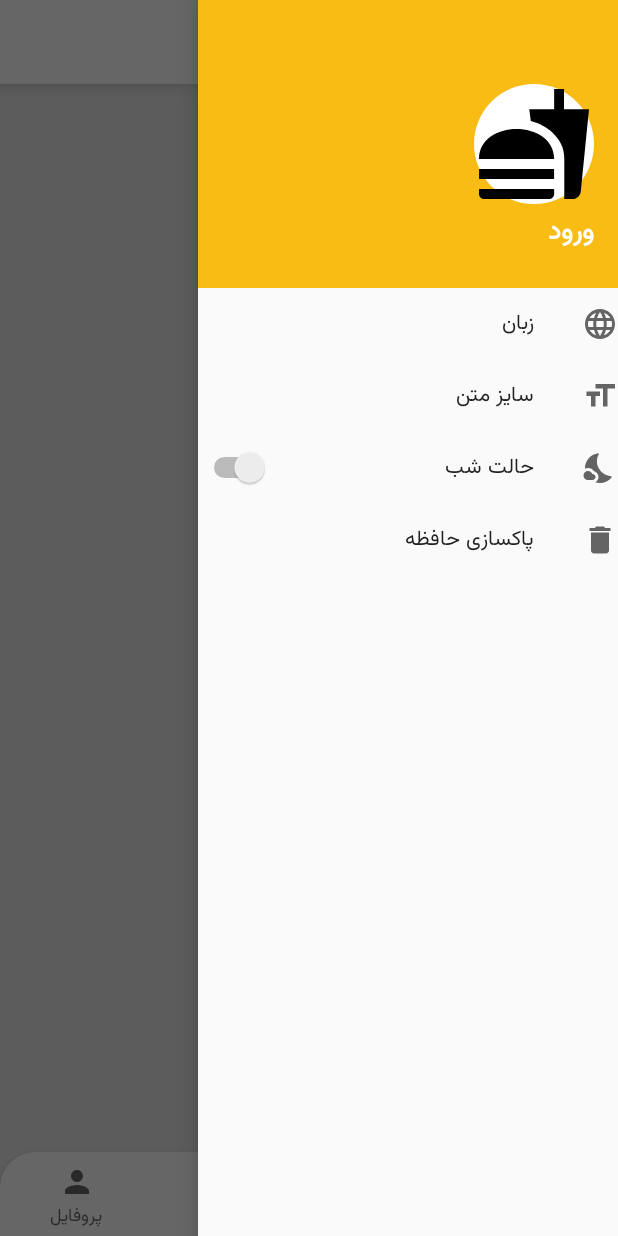
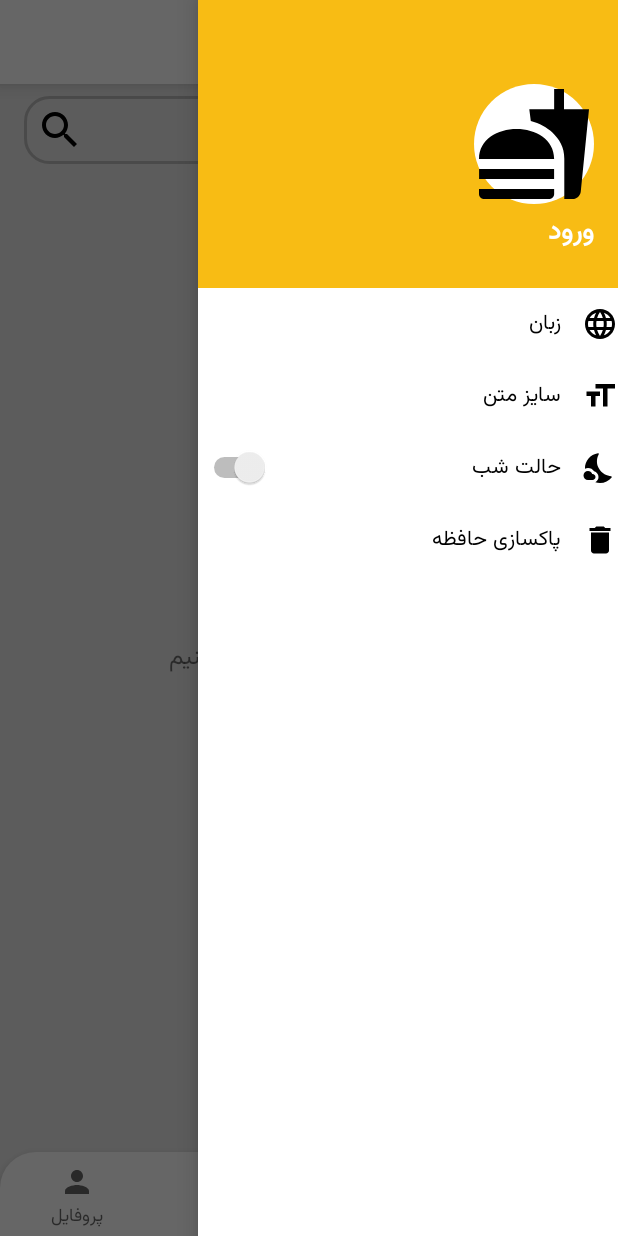
Before and after one commit to amir14a/balonet_challenge_app, an Android app: the SearchFragment screen opened through its navigation route, with the side drawer open, on a phone screen of 412 x 824 dp. Run offline under Robolectric (Android 15) with nearby library versions, the phone set to English and light mode, and no system bars; our stand-ins replace Dagger/Hilt's generated code, Room's generated code, data binding, navigation-ui; libraries missing offline, so code that uses them is left out: androidx.databinding.library, com.dede.blurhash_android; 6 statements that could not run were skipped.

Commit message:
Add Search fragment with complete functionality

```diff
--- a/app/src/main/java/com/aaj/balonetchallengeapplication/database/AppDatabaseDao.kt
+++ b/app/src/main/java/com/aaj/balonetchallengeapplication/database/AppDatabaseDao.kt
@@ -12,6 +12,9 @@ interface AppDatabaseDao {
     @Query("SELECT * FROM Categories")
     suspend fun getAllCategories(): List<CategoryModel>
 
+    @Query("SELECT * FROM Categories WHERE id=:categoryId")
+    suspend fun getCategoryById(categoryId: Int): CategoryModel
+
     @Query("SELECT * FROM Recipes WHERE categoryId=:categoryId")
     suspend fun getRecipesForCategory(categoryId: Int): List<RecipeModel>
 
@@ -20,4 +23,7 @@ interface AppDatabaseDao {
 
     @Query("SELECT * FROM Ingredients WHERE id=:ingredientId")
     suspend fun getIngredient(ingredientId: Int): IngredientModel
+
+    @Query("SELECT * FROM Recipes WHERE name LIKE '%' || :text || '%'")
+    suspend fun searchForRecipes(text: String): List<RecipeModel>
 }
--- a/app/src/main/java/com/aaj/balonetchallengeapplication/view/fragment/SearchFragment.kt
+++ b/app/src/main/java/com/aaj/balonetchallengeapplication/view/fragment/SearchFragment.kt
@@ -1,9 +1,12 @@
 package com.aaj.balonetchallengeapplication.view.fragment
 
+import android.content.Intent
 import android.os.Bundle
 import android.view.View
 import com.aaj.balonetchallengeapplication.R
 import com.aaj.balonetchallengeapplication.databinding.FragmentSearchBinding
+import com.aaj.balonetchallengeapplication.view.activity.RecipeActivity
+import com.aaj.balonetchallengeapplication.view.adapter.RecipesAdapter
 import com.aaj.balonetchallengeapplication.viewmodel.SearchFragmentViewModel
 import dagger.hilt.android.AndroidEntryPoint
 
@@ -18,5 +21,25 @@ class SearchFragment : BaseFragment<FragmentSearchBinding, SearchFragmentViewMod
 
     override fun onViewCreated(view: View, savedInstanceState: Bundle?) {
         super.onViewCreated(view, savedInstanceState)
+        viewModel.searchText.observe(viewLifecycleOwner) {
+            if (!it.isNullOrEmpty()) {
+                viewModel.fetchRecipes()
+            } else {
+                binding.recipesRecyclerView.adapter = null
+            }
+        }
+        viewModel.recipes.observe(viewLifecycleOwner) {
+            if (!viewModel.searchText.value.isNullOrEmpty()) {
+                val adapter = RecipesAdapter(it) { recipe ->
+                    startActivity(
+                        Intent(context, RecipeActivity::class.java).putExtra(
+                            "Recipe", recipe
+                        )
+                    )
+                }
+                binding.recipesRecyclerView.adapter = adapter
+            }
+        }
+
     }
 }
--- a/app/src/main/java/com/aaj/balonetchallengeapplication/viewmodel/SearchFragmentViewModel.kt
+++ b/app/src/main/java/com/aaj/balonetchallengeapplication/viewmodel/SearchFragmentViewModel.kt
@@ -2,10 +2,34 @@ package com.aaj.balonetchallengeapplication.viewmodel
 
 import android.app.Application
 import androidx.lifecycle.AndroidViewModel
+import androidx.lifecycle.MutableLiveData
+import androidx.lifecycle.viewModelScope
+import com.aaj.balonetchallengeapplication.database.AppDatabaseDao
+import com.aaj.balonetchallengeapplication.model.RecipeModel
 import dagger.hilt.android.lifecycle.HiltViewModel
+import kotlinx.coroutines.Dispatchers
+import kotlinx.coroutines.launch
+import kotlinx.coroutines.withContext
 import javax.inject.Inject
 
 @HiltViewModel
 class SearchFragmentViewModel @Inject constructor(application: Application) :
     AndroidViewModel(application) {
+    @Inject
+    lateinit var database: AppDatabaseDao
+    val searchText: MutableLiveData<String> by lazy { MutableLiveData() }
+    val isLoading: MutableLiveData<Boolean> by lazy { MutableLiveData(false) }
+    val recipes by lazy { MutableLiveData<List<RecipeModel>>() }
+
+    fun fetchRecipes() {
+        isLoading.value = true
+        viewModelScope.launch(Dispatchers.IO) {
+            val data = database.searchForRecipes(searchText.value ?: "")
+            for (item in data) item.category = database.getCategoryById(item.categoryId)
+            withContext(Dispatchers.Main) {
+                recipes.value = data
+                isLoading.value = false
+            }
+        }
+    }
 }
--- /dev/null
+++ b/app/src/main/res/drawable/search_input_bg.xml
@@ -0,0 +1,6 @@
+<?xml version="1.0" encoding="utf-8"?>
+<selector xmlns:android="http://schemas.android.com/apk/res/android">
+    <item android:drawable="@drawable/search_input_bg_focused" android:state_focused="true" />
+    <item android:drawable="@drawable/search_input_bg_focused" android:state_hovered="true" />
+    <item android:drawable="@drawable/search_input_bg_unfocused" />
+</selector>
--- /dev/null
+++ b/app/src/main/res/drawable/search_input_bg_focused.xml
@@ -0,0 +1,7 @@
+<?xml version="1.0" encoding="utf-8"?>
+<shape xmlns:android="http://schemas.android.com/apk/res/android">
+    <stroke
+        android:width="2dp"
+        android:color="@color/appPrimaryColorForText" />
+    <corners android:radius="16dp" />
+</shape>
--- /dev/null
+++ b/app/src/main/res/drawable/search_input_bg_unfocused.xml
@@ -0,0 +1,7 @@
+<?xml version="1.0" encoding="utf-8"?>
+<shape xmlns:android="http://schemas.android.com/apk/res/android">
+    <stroke
+        android:width="2dp"
+        android:color="@color/textSecondaryLight" />
+    <corners android:radius="16dp" />
+</shape>
--- a/app/src/main/res/layout/fragment_search.xml
+++ b/app/src/main/res/layout/fragment_search.xml
@@ -2,6 +2,10 @@
 <layout>
 
     <data>
+
+        <import type="android.view.View" />
+
+        <import type="com.aaj.balonetchallengeapplication.util.AppTextSizes" />
 
         <variable
             name="view"
@@ -19,16 +23,83 @@
         android:layout_height="match_parent"
         tools:context=".view.fragment.SearchFragment">
 
-        <ImageView
-            android:layout_width="120dp"
-            android:layout_height="120dp"
-            android:contentDescription="@string/Search"
+        <androidx.constraintlayout.widget.ConstraintLayout
+            android:id="@+id/searchBox"
+            android:layout_width="match_parent"
+            android:layout_height="wrap_content"
+            android:layout_marginHorizontal="16dp"
+            android:layout_marginVertical="8dp"
+            app:layout_constraintTop_toTopOf="parent">
+
+            <EditText
+                android:id="@+id/searchEditText"
+                android:layout_width="match_parent"
+                android:layout_height="wrap_content"
+                android:background="@drawable/search_input_bg"
+                android:hint="@string/Search"
+                android:paddingStart="8dp"
+                android:paddingTop="8dp"
+                android:paddingEnd="48dp"
+                android:paddingBottom="8dp"
+                android:text="@={viewModel.searchText}"
+                app:layout_constraintTop_toTopOf="parent" />
+
+            <ImageView
+                android:layout_width="32dp"
+                android:layout_height="32dp"
+                android:layout_marginEnd="8dp"
+                android:src="@drawable/ic_search_24"
+                app:layout_constraintBottom_toBottomOf="parent"
+                app:layout_constraintEnd_toEndOf="parent"
+                app:layout_constraintTop_toTopOf="parent" />
+
+        </androidx.constraintlayout.widget.ConstraintLayout>
+
+
+        <TextView
+            android:layout_width="wrap_content"
+            android:layout_height="wrap_content"
             android:src="@drawable/ic_search_24"
+            android:text="@string/typeSomethingForSearch"
             android:theme="@style/TintTextSecondary"
+            android:visibility="@{viewModel.searchText.length()>0?View.GONE:View.VISIBLE}"
+            app:customTextSize="@{AppTextSizes.NORMAL}"
             app:layout_constraintBottom_toBottomOf="parent"
             app:layout_constraintLeft_toLeftOf="parent"
             app:layout_constraintRight_toRightOf="parent"
-            app:layout_constraintTop_toTopOf="parent" />
+            app:layout_constraintTop_toBottomOf="@+id/searchBox" />
 
+        <TextView
+            android:layout_width="wrap_content"
+            android:layout_height="wrap_content"
+            android:src="@drawable/ic_search_24"
+            android:text="@string/noResultForSearch"
+            android:theme="@style/TintTextSecondary"
+            android:visibility="@{(viewModel.searchText.length()>0 &amp;&amp; viewModel.recipes.size()&lt;1)?View.VISIBLE:View.GONE}"
+            app:customTextSize="@{AppTextSizes.NORMAL}"
+            app:layout_constraintBottom_toBottomOf="parent"
+            app:layout_constraintLeft_toLeftOf="parent"
+            app:layout_constraintRight_toRightOf="parent"
+            app:layout_constraintTop_toBottomOf="@+id/searchBox" />
+
+        <androidx.recyclerview.widget.RecyclerView
+            android:id="@+id/recipesRecyclerView"
+            android:layout_width="match_parent"
+            android:layout_height="0dp"
+            android:paddingHorizontal="8dp"
+            app:layoutManager="androidx.recyclerview.widget.GridLayoutManager"
+            app:layout_constraintBottom_toBottomOf="parent"
+            app:layout_constraintTop_toBottomOf="@+id/searchBox"
+            app:spanCount="2"
+            tools:listitem="@layout/recipe_item" />
+
+        <ProgressBar
+            android:layout_width="96dp"
+            android:layout_height="96dp"
+            android:visibility="@{viewModel.isLoading?View.VISIBLE:View.GONE}"
+            app:layout_constraintBottom_toBottomOf="parent"
+            app:layout_constraintLeft_toLeftOf="parent"
+            app:layout_constraintRight_toRightOf="parent"
+            app:layout_constraintTop_toBottomOf="@+id/searchBox" />
     </androidx.constraintlayout.widget.ConstraintLayout>
 </layout>
--- a/app/src/main/res/values/strings.xml
+++ b/app/src/main/res/values/strings.xml
@@ -1,10 +1,12 @@
 <resources>
     <string name="app_name">Balonet Challenge Application</string>
-    <string name="author">Author</string>
+    <string name="author">نام نویسنده</string>
     <string name="ingredients">مواد اولیه</string>
     <string name="Recipe">دستور پخت</string>
-    <string name="as_you_needed">as you needed</string>
+    <string name="as_you_needed">به مقدار لازم</string>
     <string name="Search">جست‌و‌جو</string>
     <string name="whatToCook">چی بپزم</string>
     <string name="profile">پروفایل</string>
+    <string name="typeSomethingForSearch">چیزی بنویسید تا جستجو کنیم</string>
+    <string name="noResultForSearch">جستجوی شما نتیجه ای نداشت</string>
 </resources>
--- a/app/src/main/res/values/themes.xml
+++ b/app/src/main/res/values/themes.xml
@@ -1,10 +1,12 @@
 <resources>
     <!-- Base application theme. -->
-    <style name="Base.Theme.BalonetChallengeApplication" parent="Theme.AppCompat.DayNight.NoActionBar">
+    <style name="Base.Theme.BalonetChallengeApplication" parent="Theme.MaterialComponents.DayNight.NoActionBar">
         <!-- Customize your light theme here. -->
         <item name="colorPrimary">@color/appPrimaryColor</item>
+        <item name="colorAccent">@color/appPrimaryColorForText</item>
         <item name="android:fitsSystemWindows">true</item>
         <item name="fontFamily">@font/vazirmatn</item>
+
     </style>
 
     <style name="AppTextThemePrimary" parent="Base.Theme.BalonetChallengeApplication">
```
